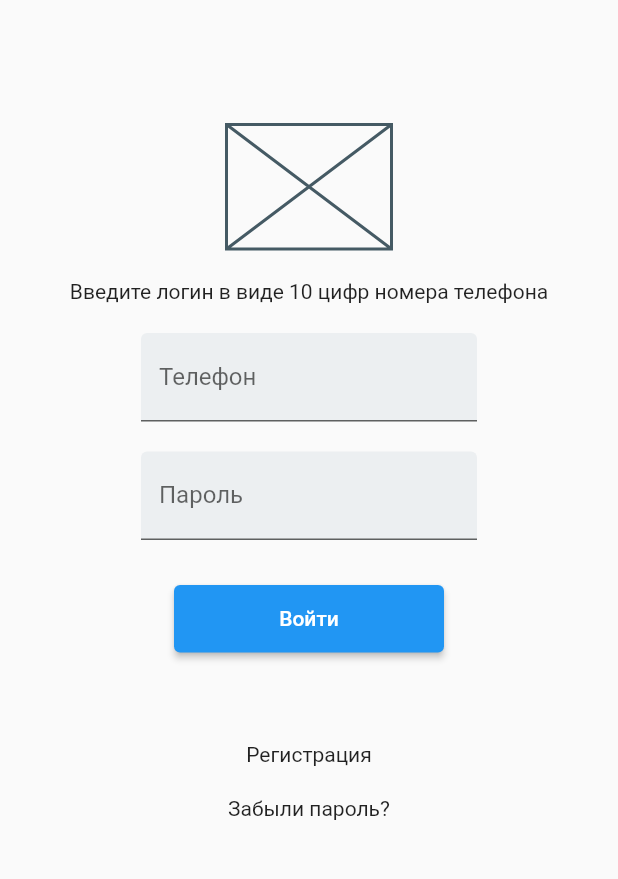
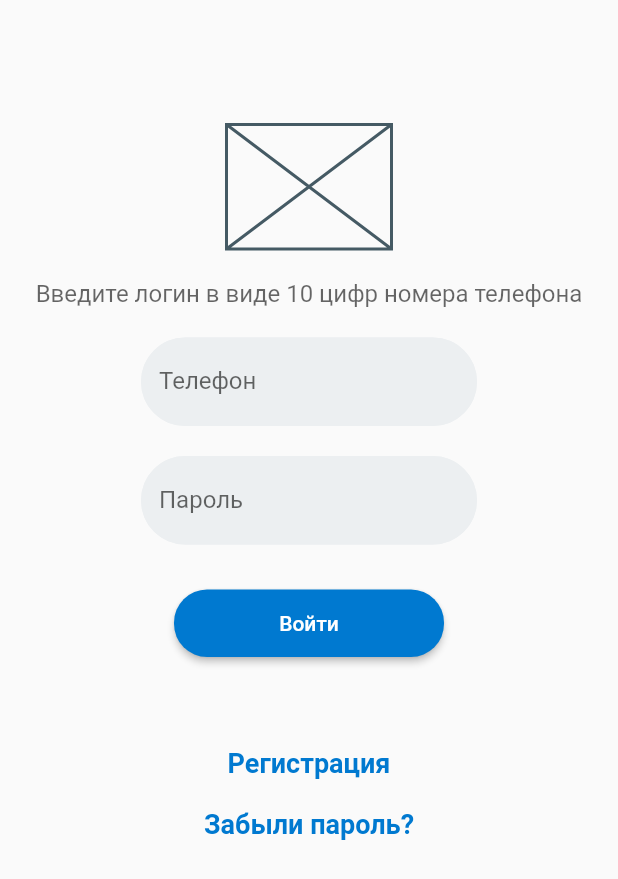
Before and after one commit to Zaikin921/z22_auth_page, a Flutter app: the screen it shows after launch, on a phone screen of 412 x 824 dp. Shown: the top 879 px of the screen. Run offline on Flutter 3.47's test engine with Material 2 defaults, Android fonts, the phone set to English and light mode, and no system bars.

Commit message:
Добавлена стилизация виджетов для страницы авторизации пользователя

```diff
--- a/lib/main.dart
+++ b/lib/main.dart
@@ -9,6 +9,15 @@ class MyApp extends StatelessWidget {
 
   @override
   Widget build(BuildContext context) {
+    const borderStyle = OutlineInputBorder(
+      borderRadius: BorderRadius.all(Radius.circular(36)),
+      borderSide: BorderSide(
+        color: const Color(0xFFeceff1), width: 2),);
+    const linkTextStyle = TextStyle(
+        fontSize: 18,
+        fontWeight: FontWeight.bold,
+        color: Color(0xFF0079D0));
+
     return MaterialApp(
     home: Scaffold(
         body: Container(
@@ -18,7 +27,8 @@ class MyApp extends StatelessWidget {
               SizedBox(height: 83,),
               SizedBox(width: 110,height: 83, child: Placeholder(),),
               SizedBox(height: 20,),
-              Text("Введите логин в виде 10 цифр номера телефона"),
+              Text("Введите логин в виде 10 цифр номера телефона",
+                style: TextStyle(fontSize: 16, color: Color.fromRGBO(0, 0, 0, 0.6)),),
               SizedBox(height: 20,),
               SizedBox(
                 width: 224,
@@ -26,6 +36,8 @@ class MyApp extends StatelessWidget {
                   decoration: InputDecoration(
                     filled: true,
                     fillColor: Color(0xFFeceff1),
+                    enabledBorder: borderStyle,
+                    focusedBorder: borderStyle,
                     labelText: "Телефон",
                   ),
                 ),
@@ -38,6 +50,8 @@ class MyApp extends StatelessWidget {
                   decoration: InputDecoration(
                     filled: true,
                     fillColor: Color(0xFFeceff1),
+                    enabledBorder: borderStyle,
+                    focusedBorder: borderStyle,
                     labelText: "Пароль",
                   ),
                 ),
@@ -47,12 +61,21 @@ class MyApp extends StatelessWidget {
                 width: 180,
                 height: 45,
                 child: ElevatedButton(
-                    onPressed: (){}, child: Text("Войти"),),
+                    onPressed: (){},
+                  child: Text("Войти"),
+                  style: ElevatedButton.styleFrom(
+                    primary: Color(0xFF0079D0),
+                    shape: RoundedRectangleBorder(
+                      borderRadius: BorderRadius.circular(22.0),
+                    )
+                  ),),
               ),
               SizedBox(height: 60,),
-              InkWell(child: Text("Регистрация"),onTap: (){},),
+              InkWell(child: const Text("Регистрация", style: linkTextStyle),
+                onTap: (){},),
               SizedBox(height: 20,),
-              InkWell(child: Text("Забыли пароль?"),onTap: (){},),
+              InkWell(child: const Text("Забыли пароль?", style: linkTextStyle),
+                onTap: (){},),
             ],
           ),
         )
```
